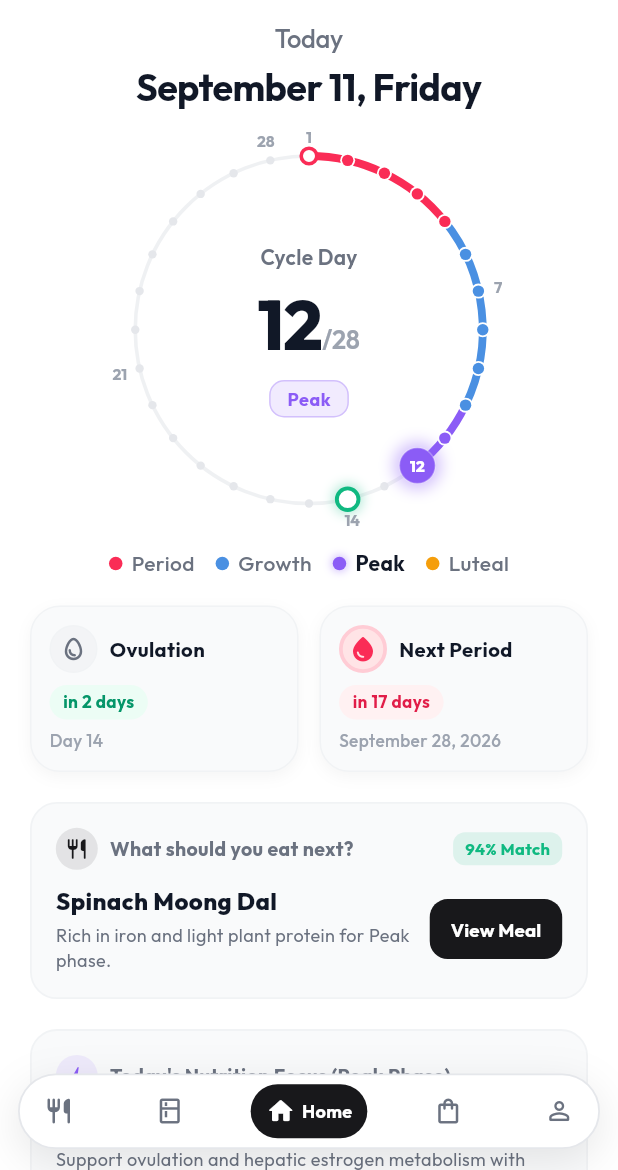
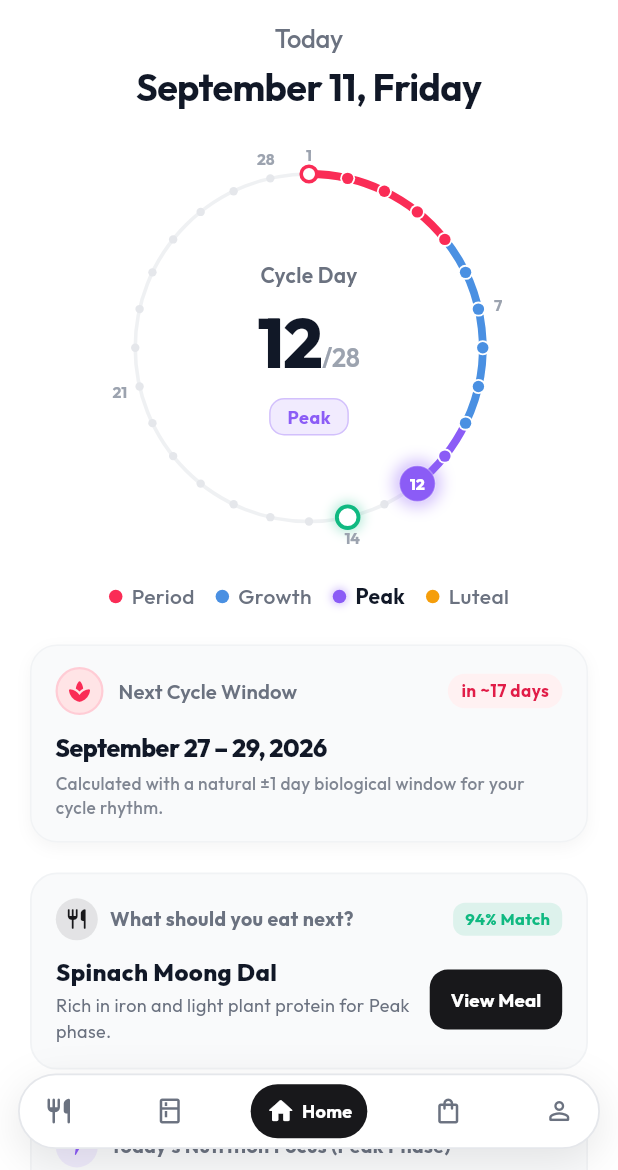
Before and after one commit to vishnunandan555/RituRasa, a Flutter app: the screen it shows after launch, on a phone screen of 412 x 824 dp, the part 66-1236 px from its top. Run offline on Flutter 3.47's test engine with Material 3 defaults, Android fonts, the light colour scheme and no system bars; drawn by our look-alikes of flutter_animate, google_nav_bar; our stand-ins replace dio, equatable, flutter_riverpod, google_fonts, sqflite, sqflite_common_ffi; accounts and stored records are empty.

Commit message:
feat(home): replace twin metric cards with soft anticipated CycleWindowCard and increase wheel breathing room

```diff
--- a/lib/presentation/home/screens/home_screen.dart
+++ b/lib/presentation/home/screens/home_screen.dart
@@ -6,8 +6,8 @@ import 'package:intl/intl.dart';
 import 'package:riturasa/core/theme/riturasa_theme.dart';
 import 'package:riturasa/domain/models/nutrient_category.dart';
 import 'package:riturasa/presentation/eat/widgets/recipe_detail_sheet.dart';
-import 'package:riturasa/presentation/home/widgets/cycle_metric_card.dart';
 import 'package:riturasa/presentation/home/widgets/cycle_wheel.dart';
+import 'package:riturasa/presentation/home/widgets/cycle_window_card.dart';
 import 'package:riturasa/presentation/home/widgets/hydration_card.dart';
 import 'package:riturasa/presentation/home/widgets/nutrition_overview_section.dart';
 import 'package:riturasa/presentation/home/widgets/phase_legend.dart';
@@ -262,7 +262,7 @@ class _HomeScreenState extends ConsumerState<HomeScreen> {
                 style: theme.dateTitleStyle,
               ).animate().fadeIn(duration: 220.ms, delay: 30.ms).slideY(begin: -0.06, end: 0, curve: Curves.easeOutCubic),
 
-              const SizedBox(height: 12),
+              const SizedBox(height: 24),
 
               // 2. Animated Circular Dial Tracker
               CycleWheel(
@@ -276,64 +276,24 @@ class _HomeScreenState extends ConsumerState<HomeScreen> {
                 },
               ).animate().fadeIn(duration: 260.ms, delay: 40.ms).scale(begin: const Offset(0.97, 0.97), curve: Curves.easeOutCubic),
 
-              const SizedBox(height: 14),
+              const SizedBox(height: 24),
 
               // 3. 4-Phase Legend Row
               PhaseLegend(
                 activePhase: activePhaseName,
               ).animate().fadeIn(duration: 220.ms, delay: 60.ms),
 
-              const SizedBox(height: 18),
+              const SizedBox(height: 22),
 
-              // 4. Metric Cards Row: Ovulation & Next Period
-              Row(
-                children: [
-                  // Left Card: Ovulation
-                  CycleMetricCard(
-                    icon: Icon(
-                      Icons.egg_outlined,
-                      size: 20,
-                      color: theme.textSecondary,
-                    ),
-                    iconBgColor: theme.ovulationIconBg,
-                    title: 'Ovulation',
-                    pillText: 'in $daysToOvulation days',
-                    pillBgColor: theme.pillOvulationBg,
-                    pillTextColor: theme.pillOvulationText,
-                    subtitle: 'Day 14',
-                    onTap: () {
-                      setState(() {
-                        _activeDay = 14;
-                      });
-                    },
-                  ),
-
-                  SizedBox(width: theme.isCompact ? 8 : 14),
-
-                  // Right Card: Next Period
-                  CycleMetricCard(
-                    icon: Icon(
-                      Icons.water_drop_rounded,
-                      size: 20,
-                      color: theme.periodColor,
-                    ),
-                    iconBgColor: theme.nextPeriodIconBg,
-                    iconBorder: Border.all(
-                      color: const Color(0xFFFFCCD5),
-                      width: 2.5,
-                    ),
-                    title: 'Next Period',
-                    pillText: 'in $daysToNextPeriod days',
-                    pillBgColor: theme.pillNextPeriodBg,
-                    pillTextColor: theme.pillNextPeriodText,
-                    subtitle: nextPeriodFormatted,
-                    onTap: () {
-                      setState(() {
-                        _activeDay = 1;
-                      });
-                    },
-                  ),
-                ],
+              // 4. Single Horizontal Anticipated Cycle Window Card
+              CycleWindowCard(
+                currentDay: _activeDay,
+                totalDays: totalCycleDays,
+                onTap: () {
+                  setState(() {
+                    _activeDay = 1;
+                  });
+                },
               )
                   .animate()
                   .fadeIn(duration: 240.ms, delay: 80.ms)
--- a/lib/presentation/home/widgets/cycle_metric_card.dart
+++ /dev/null
@@ -1,132 +0,0 @@
-import 'package:flutter/material.dart';
-import 'package:riturasa/core/theme/riturasa_theme.dart';
-import 'package:riturasa/core/widgets/pressable_scale.dart';
-
-/// Card component for Ovulation and Next Period metric highlights.
-class CycleMetricCard extends StatelessWidget {
-  final Widget icon;
-  final Color iconBgColor;
-  final String title;
-  final String pillText;
-  final Color pillBgColor;
-  final Color pillTextColor;
-  final String subtitle;
-  final BoxBorder? iconBorder;
-  final VoidCallback? onTap;
-
-  const CycleMetricCard({
-    super.key,
-    required this.icon,
-    required this.iconBgColor,
-    this.iconBorder,
-    required this.title,
-    required this.pillText,
-    required this.pillBgColor,
-    required this.pillTextColor,
-    required this.subtitle,
-    this.onTap,
-  });
-
-  @override
-  Widget build(BuildContext context) {
-    final theme = context.rituTheme;
-
-    final isCompact = theme.isCompact;
-
-    return Expanded(
-      child: PressableScale(
-        onTap: onTap,
-        child: Container(
-          padding: EdgeInsets.symmetric(
-            horizontal: isCompact ? 10.0 : 12.0,
-            vertical: isCompact ? 10.0 : 12.0,
-          ),
-          decoration: BoxDecoration(
-            color: theme.cardBackground,
-            borderRadius: BorderRadius.circular(20.0),
-            border: Border.all(color: theme.cardBorder, width: 1.0),
-            boxShadow: [
-              BoxShadow(
-                color: theme.cardShadow,
-                blurRadius: 8.0,
-                offset: const Offset(0, 3),
-              ),
-            ],
-          ),
-          child: Column(
-            crossAxisAlignment: CrossAxisAlignment.start,
-            children: [
-              // Top Row: Circular Icon + Title
-              Row(
-                children: [
-                  Container(
-                    width: 32,
-                    height: 32,
-                    decoration: BoxDecoration(
-                      color: iconBgColor,
-                      shape: BoxShape.circle,
-                      border: iconBorder ?? Border.all(color: theme.cardBorder, width: 1.0),
-                    ),
-                    alignment: Alignment.center,
-                    child: icon,
-                  ),
-                  const SizedBox(width: 8),
-                  Expanded(
-                    child: FittedBox(
-                      fit: BoxFit.scaleDown,
-                      alignment: Alignment.centerLeft,
-                      child: Text(
-                        title,
-                        style: theme.cardTitleStyle.copyWith(
-                          fontSize: 13.5,
-                          fontWeight: FontWeight.w700,
-                        ),
-                        maxLines: 1,
-                      ),
-                    ),
-                  ),
-                ],
-              ),
-              const SizedBox(height: 8),
-
-              // Middle Row: Pill Badge (with FittedBox to prevent text wrapping)
-              Container(
-                padding: const EdgeInsets.symmetric(
-                  horizontal: 9.0,
-                  vertical: 3.5,
-                ),
-                decoration: BoxDecoration(
-                  color: pillBgColor,
-                  borderRadius: BorderRadius.circular(14.0),
-                ),
-                child: FittedBox(
-                  fit: BoxFit.scaleDown,
-                  child: Text(
-                    pillText,
-                    style: theme.cardPillTextStyle.copyWith(
-                      color: pillTextColor,
-                      fontSize: 11.5,
-                    ),
-                    maxLines: 1,
-                  ),
-                ),
-              ),
-              const SizedBox(height: 6),
-
-              // Bottom Row: Subtitle
-              FittedBox(
-                fit: BoxFit.scaleDown,
-                alignment: Alignment.centerLeft,
-                child: Text(
-                  subtitle,
-                  style: theme.cardSubtitleStyle.copyWith(fontSize: 11.5),
-                  maxLines: 1,
-                ),
-              ),
-            ],
-          ),
-        ),
-      ),
-    );
-  }
-}
--- /dev/null
+++ b/lib/presentation/home/widgets/cycle_window_card.dart
@@ -0,0 +1,164 @@
+import 'package:flutter/material.dart';
+import 'package:google_fonts/google_fonts.dart';
+import 'package:intl/intl.dart';
+import 'package:riturasa/core/theme/riturasa_theme.dart';
+import 'package:riturasa/core/widgets/pressable_scale.dart';
+
+/// Single horizontal rectangular card presenting the softer anticipated cycle window.
+class CycleWindowCard extends StatelessWidget {
+  final int currentDay;
+  final int totalDays;
+  final VoidCallback? onTap;
+
+  const CycleWindowCard({
+    super.key,
+    required this.currentDay,
+    this.totalDays = 28,
+    this.onTap,
+  });
+
+  @override
+  Widget build(BuildContext context) {
+    final theme = context.rituTheme;
+    final now = DateTime.now();
+
+    final isDuringPeriod = currentDay >= 1 && currentDay <= 5;
+    final daysToNextPeriod = (totalDays - currentDay) + 1;
+
+    final String titleText;
+    final String pillText;
+    final Color pillBg;
+    final Color pillTextCol;
+    final String dateRangeText;
+    final String noteText;
+    final IconData cardIcon;
+
+    if (isDuringPeriod) {
+      titleText = 'Current Cycle Phase';
+      pillText = 'Flow Day $currentDay';
+      pillBg = theme.pillNextPeriodBg;
+      pillTextCol = theme.pillNextPeriodText;
+      final periodStart = now.subtract(Duration(days: currentDay - 1));
+      dateRangeText = 'Started on ${DateFormat('MMMM d, yyyy').format(periodStart)}';
+      noteText = 'Restorative phase · Emphasize warm fluids, gentle rest & iron nourishment.';
+      cardIcon = Icons.water_drop_rounded;
+    } else {
+      titleText = 'Next Cycle Window';
+      pillText = daysToNextPeriod == 1 ? 'Expected tomorrow' : 'in ~$daysToNextPeriod days';
+      pillBg = theme.pillNextPeriodBg;
+      pillTextCol = theme.pillNextPeriodText;
+
+      final expectedDate = now.add(Duration(days: daysToNextPeriod));
+      final windowStart = expectedDate.subtract(const Duration(days: 1));
+      final windowEnd = expectedDate.add(const Duration(days: 1));
+
+      if (windowStart.month == windowEnd.month) {
+        dateRangeText = '${DateFormat('MMMM d').format(windowStart)} – ${DateFormat('d, yyyy').format(windowEnd)}';
+      } else {
+        dateRangeText = '${DateFormat('MMM d').format(windowStart)} – ${DateFormat('MMM d, yyyy').format(windowEnd)}';
+      }
+
+      noteText = 'Calculated with a natural ±1 day biological window for your cycle rhythm.';
+      cardIcon = Icons.spa_rounded;
+    }
+
+    return PressableScale(
+      onTap: onTap,
+      child: Container(
+        width: double.infinity,
+        padding: const EdgeInsets.symmetric(horizontal: 16.0, vertical: 14.0),
+        decoration: BoxDecoration(
+          color: theme.cardBackground,
+          borderRadius: BorderRadius.circular(18.0),
+          border: Border.all(color: theme.cardBorder, width: 1.0),
+          boxShadow: [
+            BoxShadow(
+              color: theme.cardShadow,
+              blurRadius: 8.0,
+              offset: const Offset(0, 3),
+            ),
+          ],
+        ),
+        child: Column(
+          crossAxisAlignment: CrossAxisAlignment.start,
+          children: [
+            // Top Row: Soft Icon + Soft Title + Pill Badge
+            Row(
+              children: [
+                Container(
+                  width: 32,
+                  height: 32,
+                  decoration: BoxDecoration(
+                    color: theme.nextPeriodIconBg,
+                    shape: BoxShape.circle,
+                    border: Border.all(
+                      color: const Color(0xFFFFCCD5),
+                      width: 1.5,
+                    ),
+                  ),
+                  alignment: Alignment.center,
+                  child: Icon(
+                    cardIcon,
+                    size: 17,
+                    color: theme.periodColor,
+                  ),
+                ),
+                const SizedBox(width: 10),
+                Expanded(
+                  child: Text(
+                    titleText,
+                    style: GoogleFonts.outfit(
+                      fontSize: 13.5,
+                      fontWeight: FontWeight.w600,
+                      color: theme.textSecondary,
+                      letterSpacing: 0.1,
+                    ),
+                  ),
+                ),
+                Container(
+                  padding: const EdgeInsets.symmetric(horizontal: 9.0, vertical: 3.5),
+                  decoration: BoxDecoration(
+                    color: pillBg,
+                    borderRadius: BorderRadius.circular(12.0),
+                  ),
+                  child: Text(
+                    pillText,
+                    style: GoogleFonts.outfit(
+                      fontSize: 11.5,
+                      fontWeight: FontWeight.w700,
+                      color: pillTextCol,
+                    ),
+                  ),
+                ),
+              ],
+            ),
+            const SizedBox(height: 10),
+
+            // Middle: Prominent Date Range
+            Text(
+              dateRangeText,
+              style: GoogleFonts.outfit(
+                fontSize: 16.5,
+                fontWeight: FontWeight.w800,
+                color: theme.textPrimary,
+                letterSpacing: -0.3,
+              ),
+            ),
+            const SizedBox(height: 4),
+
+            // Bottom: Softer Contextual Note
+            Text(
+              noteText,
+              style: GoogleFonts.outfit(
+                fontSize: 11.5,
+                fontWeight: FontWeight.w500,
+                color: theme.textSecondary.withValues(alpha: 0.85),
+                height: 1.35,
+              ),
+            ),
+          ],
+        ),
+      ),
+    );
+  }
+}
```
Also changed, not shown: 1 other file.
